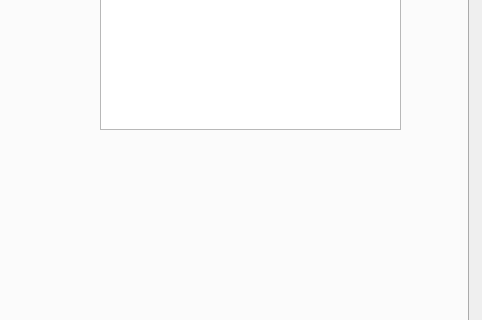
This is gsoc2012/ntpstats.ui in thiagodefreitas/NetworkTime as Qt 5 draws it before an edit; both pictures show x 542 to 1024 and y 325 to 645 of the 1024 by 768 pixel window. The edited form follows.
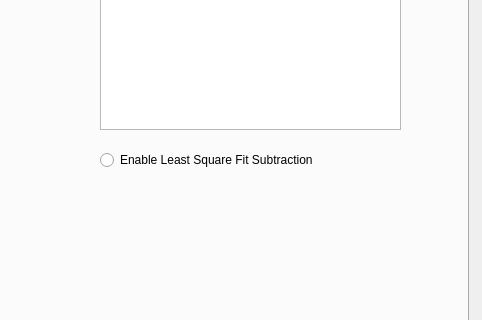
This is the edited form. The open tabs and pages were chosen to show the change. Icons and pictures are not drawn.

Commit message: Corrected Allan Calculation, implemented Residuals plots from Least Square Line Subtracting, enabled PPM plot for Allan Deviation

Diff of the .ui file:
```diff
--- a/gsoc2012/ntpstats.ui
+++ b/gsoc2012/ntpstats.ui
@@ -149,6 +149,22 @@
 &lt;p style=&quot; margin-top:0px; margin-bottom:0px; margin-left:0px; margin-right:0px; -qt-block-indent:0; text-indent:0px;&quot;&gt;&lt;span style=&quot; font-weight:600; color:#ff0000;&quot;&gt;Plot Interval&lt;/span&gt;&lt;/p&gt;&lt;/body&gt;&lt;/html&gt;</string>
       </property>
      </widget>
+     <widget class="QRadioButton" name="radioButton_2">
+      <property name="geometry">
+       <rect>
+        <x>640</x>
+        <y>370</y>
+        <width>281</width>
+        <height>22</height>
+       </rect>
+      </property>
+      <property name="text">
+       <string>Enable Least Square Fit Subtraction</string>
+      </property>
+      <property name="autoExclusive">
+       <bool>false</bool>
+      </property>
+     </widget>
     </widget>
     <widget class="QWidget" name="tab_3">
      <attribute name="title">
```
Left out of the diff: 19 changed lines with no effect on the pictures. The commit also changes 7 other files.
